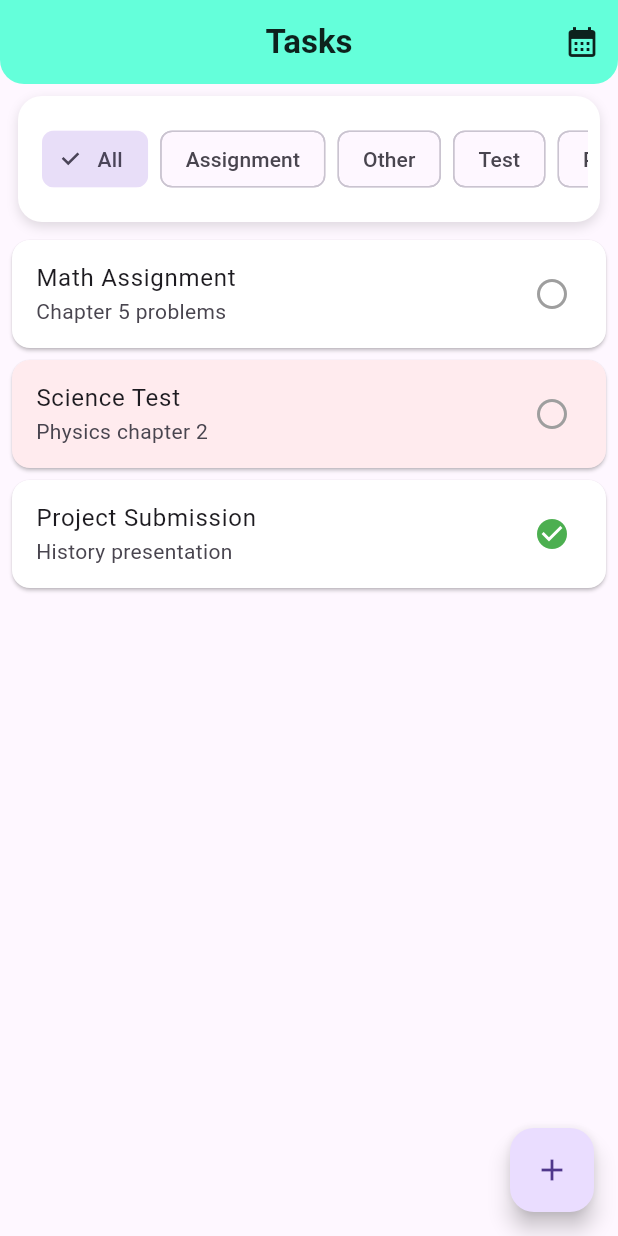
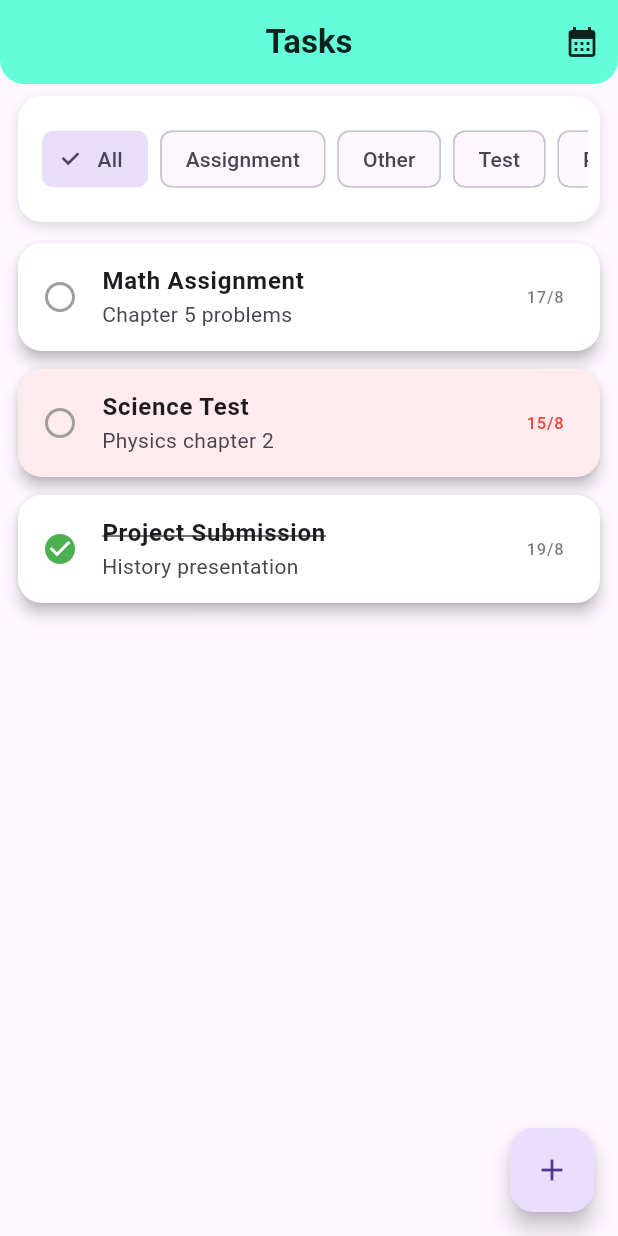
Before and after one commit to ezedin130/smart-task-manager, a Flutter app: the screen it shows after launch, on a phone screen of 412 x 824 dp. Run offline on Flutter 3.47's test engine with Material 3 defaults, Android fonts, the phone set to English and light mode, and no system bars; our stand-ins replace device_preview, flutter_riverpod, table_calendar.

Commit message:
ui optimized to look more attracting

```diff
--- /dev/null
+++ b/devtools_options.yaml
@@ -0,0 +1,3 @@
+description: This file stores settings for Dart & Flutter DevTools.
+documentation: https://docs.flutter.dev/tools/devtools/extensions#configure-extension-enablement-states
+extensions:
--- a/lib/widgets/task_card.dart
+++ b/lib/widgets/task_card.dart
@@ -8,14 +8,36 @@ class TaskCard extends StatelessWidget {
   @override
   Widget build(BuildContext context) {
     return Card(
-      color: task.isOverdue ? Colors.red[50] : Colors.white,
-      margin: const EdgeInsets.symmetric(vertical: 4, horizontal: 8),
+        color: task.isOverdue ? Colors.red[50] : Colors.white,
+      margin: const EdgeInsets.symmetric(horizontal: 12, vertical: 6),
+      shape: RoundedRectangleBorder(
+        borderRadius: BorderRadius.circular(16),
+      ),
+      elevation: 4,
       child: ListTile(
-        title: Text(task.title),
-        subtitle: Text(task.description),
-        trailing: Icon(
+        leading: Icon(
           task.isCompleted ? Icons.check_circle : Icons.circle_outlined,
           color: task.isCompleted ? Colors.green : Colors.grey,
+        ),
+        title: Text(
+          task.title,
+          style: TextStyle(
+            fontWeight: FontWeight.bold,
+            decoration: task.isCompleted
+                ? TextDecoration.lineThrough
+                : TextDecoration.none,
+          ),
+        ),
+        subtitle: Text(
+          task.description,
+          maxLines: 1,
+          overflow: TextOverflow.ellipsis,
+        ),
+        trailing: Text(
+          "${task.deadline.day}/${task.deadline.month}",
+          style: TextStyle(
+            color: task.isOverdue ? Colors.red : Colors.black54,
+          ),
         ),
       ),
     );
```
